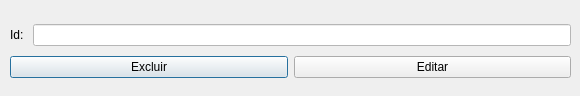
Before: the Qt Designer form editar.ui in ricardopesce/todo-app, drawn with Qt 5.
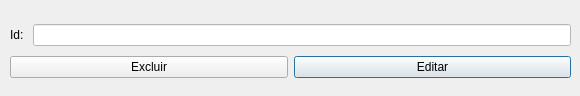
After: the same form once the commit is applied.

Commit message: edit: btn_edit -> default, setFocus.

The edit to the form file:
```diff
--- a/editar.ui
+++ b/editar.ui
@@ -48,6 +48,9 @@
         <property name="text">
          <string>Excluir</string>
         </property>
+        <property name="autoDefault">
+         <bool>false</bool>
+        </property>
        </widget>
       </item>
       <item>
@@ -55,6 +58,9 @@
         <property name="text">
          <string>Editar</string>
         </property>
+        <property name="default">
+         <bool>true</bool>
+        </property>
        </widget>
       </item>
      </layout>
```
Left out of the diff: 6 changed lines with no effect on the pictures. The commit also changes 1 other file.
